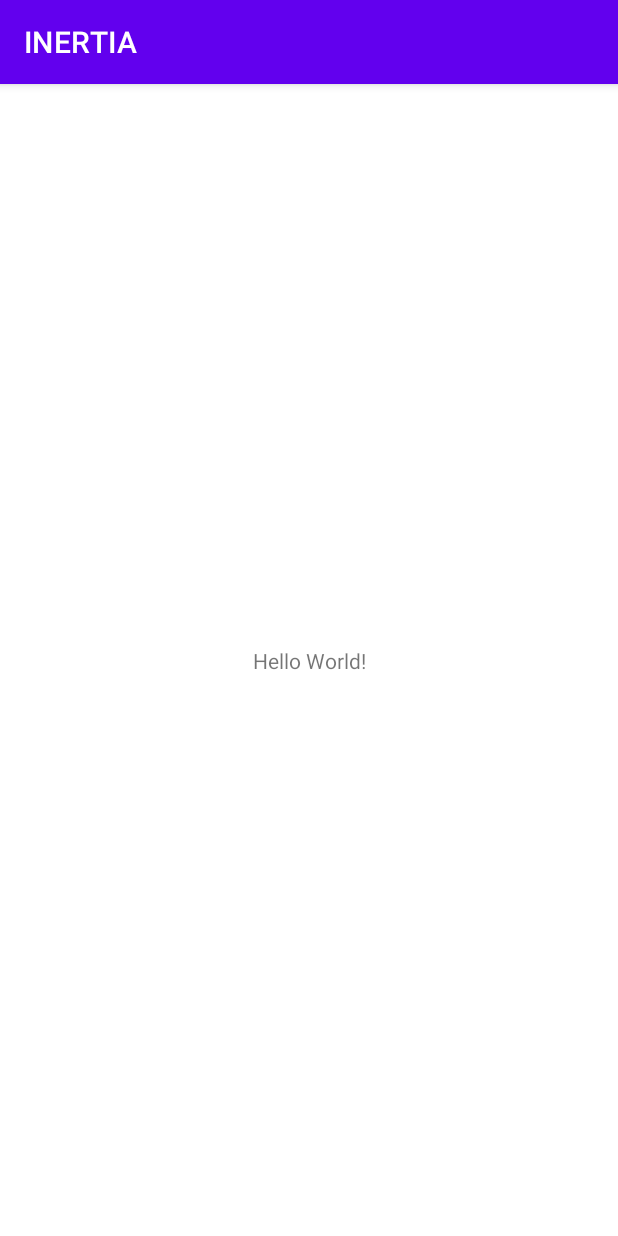
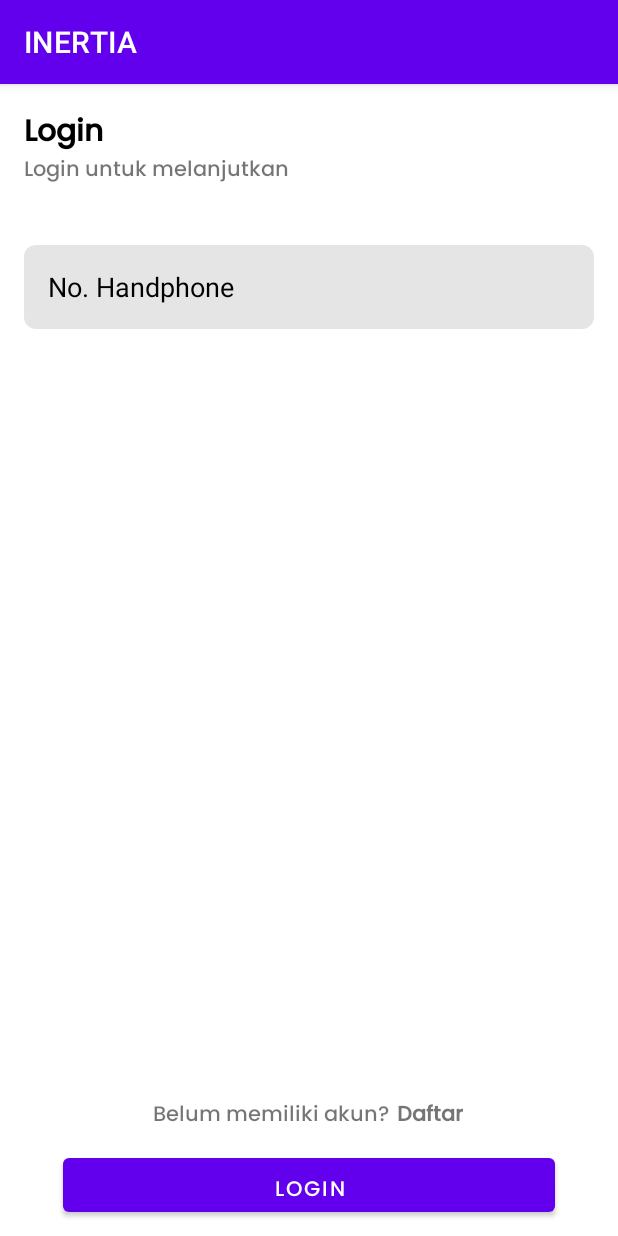
Before and after one commit to rofiulkhasanah/INERTIA, an Android app: the screen it shows after launch (MainActivity before the commit, LoginActivity after it), on a phone screen of 412 x 824 dp. Run offline under Robolectric (Android 15) with nearby library versions, the phone set to English and light mode, and no system bars; Roboto replaces fonts that are not available here.

Commit message:
ui login

```diff
--- a/app/src/main/AndroidManifest.xml
+++ b/app/src/main/AndroidManifest.xml
@@ -9,8 +9,9 @@
         android:roundIcon="@mipmap/ic_launcher_round"
         android:supportsRtl="true"
         android:theme="@style/Theme.INERTIA">
-        <activity android:name=".ui.login.LoginActivity"></activity>
-        <activity android:name=".MainActivity">
+<!--        <activity android:name=".ui.login.LoginActivity"></activity>-->
+<!--        <activity android:name=".MainActivity"></activity>-->
+        <activity android:name=".ui.login.LoginActivity">
             <intent-filter>
                 <action android:name="android.intent.action.MAIN" />
 
--- a/app/src/main/res/drawable/button_bg.xml
+++ b/app/src/main/res/drawable/button_bg.xml
@@ -1,5 +1,5 @@
 <?xml version="1.0" encoding="utf-8"?>
-<shape xmlns:android="http://schemas.android.com/apk/res/android">
+<shape xmlns:android="http://schemas.android.com/apk/res/android" android:shape="rectangle">
     <solid android:color="#000000"/>
     <corners android:radius="4dp"/>
 </shape>
--- a/app/src/main/res/drawable/input_bg.xml
+++ b/app/src/main/res/drawable/input_bg.xml
@@ -1,5 +1,5 @@
 <?xml version="1.0" encoding="utf-8"?>
-<shape xmlns:android="http://schemas.android.com/apk/res/android">
-    <solid android:color="#E4E4E4"/>
+<shape xmlns:android="http://schemas.android.com/apk/res/android" android:shape="rectangle">
+    <solid android:color="#E5E5E5"/>
     <corners android:radius="8dp"/>
 </shape>
--- a/app/src/main/res/layout/activity_login.xml
+++ b/app/src/main/res/layout/activity_login.xml
@@ -4,6 +4,7 @@
     xmlns:tools="http://schemas.android.com/tools"
     android:layout_width="match_parent"
     android:layout_height="match_parent"
+    android:clipToPadding="false"
     tools:context=".ui.login.LoginActivity">
 
 
@@ -15,7 +16,9 @@
         android:layout_marginTop="16dp"
         android:fontFamily="@font/poppins_medium"
         android:text="@string/login"
+        android:textColor="#000000"
         android:textSize="20sp"
+        android:textStyle="bold"
         app:layout_constraintStart_toStartOf="parent"
         app:layout_constraintTop_toTopOf="parent" />
 
@@ -23,10 +26,67 @@
         android:id="@+id/textView2"
         android:layout_width="wrap_content"
         android:layout_height="wrap_content"
-        android:layout_marginTop="8dp"
+        android:layout_marginTop="46dp"
         android:fontFamily="@font/poppins_medium"
         android:text="@string/desc_login"
         app:layout_constraintStart_toStartOf="@+id/textView"
-        app:layout_constraintTop_toBottomOf="@+id/textView" />
+        app:layout_constraintTop_toTopOf="parent" />
+
+    <EditText
+        android:id="@+id/editTextPhone"
+        android:layout_width="380dp"
+        android:layout_height="56dp"
+        android:layout_marginTop="107dp"
+        android:autofillHints="@string/phone"
+        android:background="@drawable/input_bg"
+        android:ems="13"
+        android:hint="@string/phone"
+        android:includeFontPadding="true"
+        android:inputType="phone"
+        android:padding="16dp"
+        android:textColorHint="#000000"
+        app:layout_constraintStart_toStartOf="@+id/textView2"
+        app:layout_constraintTop_toTopOf="parent" />
+
+    <TextView
+        android:id="@+id/textView4"
+        android:layout_width="wrap_content"
+        android:layout_height="wrap_content"
+        android:layout_marginStart="60dp"
+        android:layout_marginBottom="16dp"
+        android:fontFamily="@font/poppins_medium"
+        android:text="@string/desc_account"
+        app:layout_constraintBottom_toTopOf="@+id/button"
+        app:layout_constraintStart_toStartOf="@+id/button" />
+
+    <Button
+        android:id="@+id/button"
+        android:layout_width="328dp"
+        android:layout_height="36dp"
+        android:layout_marginStart="16dp"
+        android:layout_marginEnd="16dp"
+        android:layout_marginBottom="16dp"
+        android:background="@drawable/button_bg"
+        android:fontFamily="@font/poppins_medium"
+        android:text="@string/login"
+        android:textColor="#FFFF"
+        app:layout_constraintBottom_toBottomOf="parent"
+        app:layout_constraintEnd_toEndOf="parent"
+        app:layout_constraintStart_toStartOf="parent" />
+
+    <TextView
+        android:id="@+id/textView5"
+        android:layout_width="wrap_content"
+        android:layout_height="wrap_content"
+        android:layout_marginStart="5dp"
+        android:clickable="false"
+        android:fontFamily="@font/poppins_medium"
+        android:text="@string/register"
+        android:textStyle="bold"
+        app:layout_constraintBottom_toBottomOf="@+id/textView4"
+        app:layout_constraintStart_toEndOf="@+id/textView4"
+        app:layout_constraintTop_toTopOf="@+id/textView4"
+        app:layout_constraintVertical_bias="1.0" />
+
 
 </androidx.constraintlayout.widget.ConstraintLayout>
--- a/app/src/main/res/values/strings.xml
+++ b/app/src/main/res/values/strings.xml
@@ -3,4 +3,6 @@
     <string name="login">Login</string>
     <string name="desc_login">Login untuk melanjutkan</string>
     <string name="phone">No. Handphone</string>
+    <string name="desc_account">Belum memiliki akun?</string>
+    <string name="register">Daftar</string>
 </resources>
```
